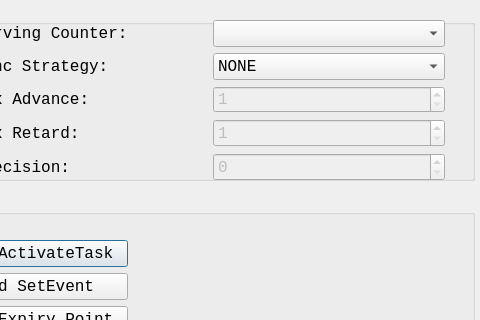
Qt form tool/gainos-studio/ui/forms/cd_schedtbl.ui (parai/gainos-tk) before a commit; both pictures show x 476 to 956 and y 0 to 320 of the 956 by 584 pixel window.
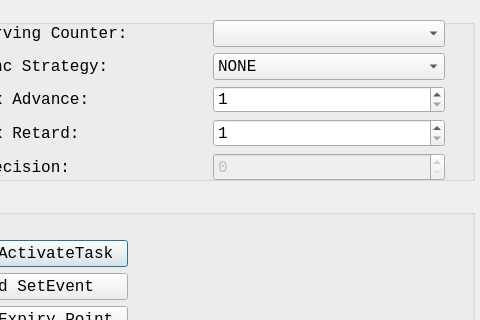
The same form after that commit.

The edit to the form file:
```diff
--- a/tool/gainos-studio/ui/forms/cd_schedtbl.ui
+++ b/tool/gainos-studio/ui/forms/cd_schedtbl.ui
@@ -115,7 +115,7 @@
        <item>
         <widget class="QSpinBox" name="spbxSchedTblMaxAdvance">
          <property name="enabled">
-          <bool>false</bool>
+          <bool>true</bool>
          </property>
          <property name="minimumSize">
           <size>
@@ -145,7 +145,7 @@
        <item>
         <widget class="QSpinBox" name="spbxSchedTblMaxRetard">
          <property name="enabled">
-          <bool>false</bool>
+          <bool>true</bool>
          </property>
          <property name="minimumSize">
           <size>
```
Left out of the diff: 2 changed lines with no effect on the pictures.
